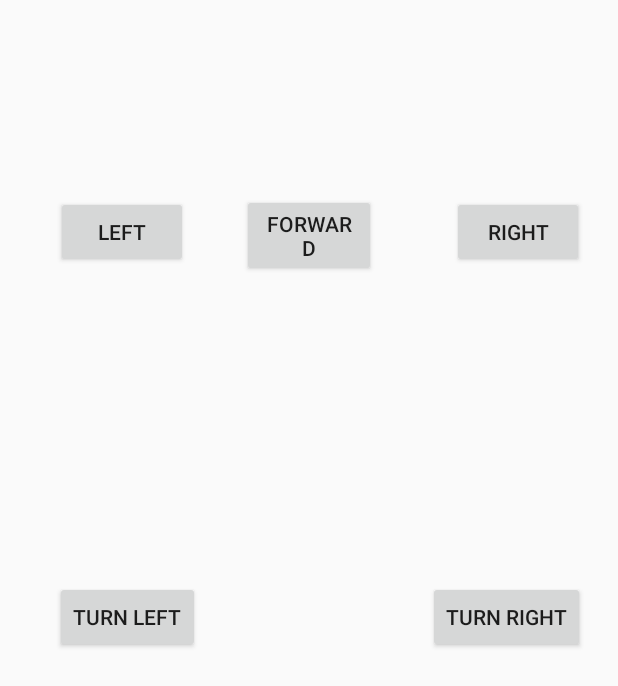
After one commit to INILARSION/AIbelTasman, an Android app: the layout activity_manual_control.xml on its own in the app's theme, with its tools: preview values and no code run, on a phone screen of 412 x 824 dp. The commit adds this screen. Shown: the top 686 px of the screen. Run offline under Robolectric (Android 15) with nearby library versions, the phone set to English and light mode, and no system bars.

Commit message:
Now app has 3 layouts for start, manual control and driving a square/ finding the green spot

```diff
--- a/app/src/main/res/layout/activity_main.xml
+++ b/app/src/main/res/layout/activity_camera.xml
@@ -18,5 +18,5 @@
         app:layout_constraintEnd_toEndOf="parent"
         app:layout_constraintStart_toStartOf="parent"
         app:layout_constraintTop_toTopOf="parent"
-        app:layout_constraintVertical_bias="0.0" />
+        app:layout_constraintVertical_bias="0.498" />
 </android.support.constraint.ConstraintLayout>
--- /dev/null
+++ b/app/src/main/res/layout/activity_manual_control.xml
@@ -0,0 +1,88 @@
+<?xml version="1.0" encoding="utf-8"?>
+<android.support.constraint.ConstraintLayout
+    xmlns:android="http://schemas.android.com/apk/res/android"
+    xmlns:app="http://schemas.android.com/apk/res-auto"
+    xmlns:tools="http://schemas.android.com/tools"
+    android:layout_width="match_parent"
+    android:layout_height="match_parent">
+
+    <Button
+        android:id="@+id/btnForward"
+        android:layout_width="89dp"
+        android:layout_height="wrap_content"
+        android:layout_marginStart="8dp"
+        android:layout_marginTop="8dp"
+        android:layout_marginEnd="8dp"
+        android:layout_marginBottom="8dp"
+        android:text="Forward"
+        app:layout_constraintBottom_toBottomOf="parent"
+        app:layout_constraintEnd_toEndOf="parent"
+        app:layout_constraintHorizontal_bias="0.501"
+        app:layout_constraintStart_toStartOf="parent"
+        app:layout_constraintTop_toTopOf="parent"
+        app:layout_constraintVertical_bias="0.161" />
+
+    <Button
+        android:id="@+id/btnLeft"
+        android:layout_width="wrap_content"
+        android:layout_height="wrap_content"
+        android:layout_marginStart="8dp"
+        android:layout_marginTop="8dp"
+        android:layout_marginEnd="8dp"
+        android:layout_marginBottom="8dp"
+        android:text="Left"
+        app:layout_constraintBottom_toBottomOf="parent"
+        app:layout_constraintEnd_toEndOf="parent"
+        app:layout_constraintHorizontal_bias="0.096"
+        app:layout_constraintStart_toStartOf="parent"
+        app:layout_constraintTop_toTopOf="parent"
+        app:layout_constraintVertical_bias="0.161" />
+
+    <Button
+        android:id="@+id/btnRight"
+        android:layout_width="wrap_content"
+        android:layout_height="wrap_content"
+        android:layout_marginStart="8dp"
+        android:layout_marginTop="8dp"
+        android:layout_marginEnd="8dp"
+        android:layout_marginBottom="8dp"
+        android:text="Right"
+        app:layout_constraintBottom_toBottomOf="parent"
+        app:layout_constraintEnd_toEndOf="parent"
+        app:layout_constraintHorizontal_bias="0.953"
+        app:layout_constraintStart_toStartOf="parent"
+        app:layout_constraintTop_toTopOf="parent"
+        app:layout_constraintVertical_bias="0.161" />
+
+    <Button
+        android:id="@+id/btnTurnLeft"
+        android:layout_width="wrap_content"
+        android:layout_height="wrap_content"
+        android:layout_marginStart="8dp"
+        android:layout_marginTop="8dp"
+        android:layout_marginEnd="8dp"
+        android:layout_marginBottom="8dp"
+        android:text="Turn Left"
+        app:layout_constraintBottom_toBottomOf="parent"
+        app:layout_constraintEnd_toEndOf="parent"
+        app:layout_constraintHorizontal_bias="0.096"
+        app:layout_constraintStart_toStartOf="parent"
+        app:layout_constraintTop_toTopOf="parent"
+        app:layout_constraintVertical_bias="0.499" />
+
+    <Button
+        android:id="@+id/btnTurnRight"
+        android:layout_width="wrap_content"
+        android:layout_height="wrap_content"
+        android:layout_marginStart="8dp"
+        android:layout_marginTop="8dp"
+        android:layout_marginEnd="8dp"
+        android:layout_marginBottom="8dp"
+        android:text="Turn Right"
+        app:layout_constraintBottom_toBottomOf="parent"
+        app:layout_constraintEnd_toEndOf="parent"
+        app:layout_constraintHorizontal_bias="0.953"
+        app:layout_constraintStart_toStartOf="parent"
+        app:layout_constraintTop_toTopOf="parent"
+        app:layout_constraintVertical_bias="0.499" />
+</android.support.constraint.ConstraintLayout>
```
Also changed, not shown: app/src/main/java/com/aibeltasman/lk/aibeltasman/MainActivity.java (+50 -1 lines), app/src/main/res/layout/activity_start.xml (added, +53 -0 lines).
